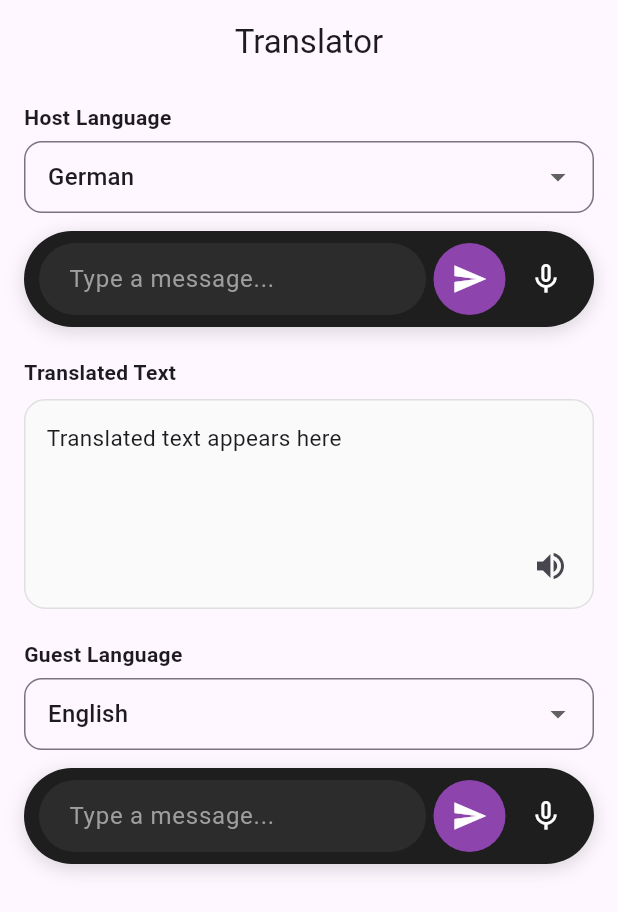
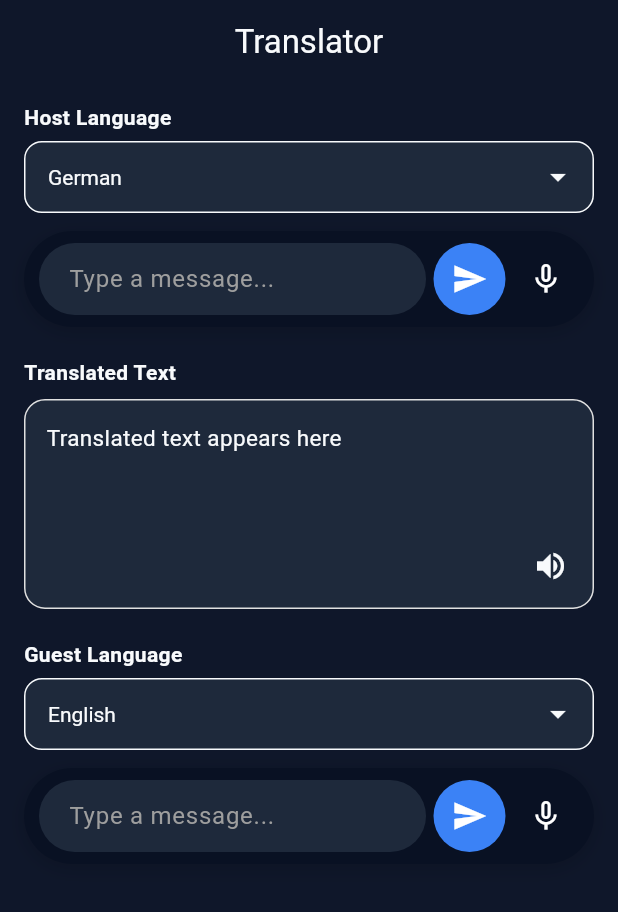
Before and after one commit to yudhisthira123/translation_ollama, a Flutter app: the screen it shows after launch, on a phone screen of 412 x 824 dp. Shown: the top 912 px of the screen. Run offline on Flutter 3.47's test engine with Material 3 defaults, Android fonts, the phone set to English and light mode, and no system bars; our stand-ins replace flutter_tts, speech_to_text; missing offline and left inert: ollama_dart.

Commit message:
UI colors added

```diff
--- /dev/null
+++ b/lib/constants.dart
@@ -0,0 +1,10 @@
+
+import 'dart:ui';
+
+class AppColor {
+  static const Color backgroundColor = Color(0xFF0F172A);
+  static const Color cardColor = Color(0xFF1E293B);
+  static const Color primaryButtonColor = Color(0xFF3B82F6);
+  static const Color accentColor = Color(0xFF60A5FA);
+  static const Color textColor = Color(0xFFF8FAFC);
+}
--- a/lib/screens/translation_screen.dart
+++ b/lib/screens/translation_screen.dart
@@ -1,5 +1,6 @@
 import 'package:flutter/material.dart';
 import 'package:provider/provider.dart';
+import '../constants.dart';
 import '../providers/translation_provider.dart';
 import '../util/widgets/chatInputWidget.dart';
 
@@ -11,10 +12,12 @@ class TranslationScreen extends StatelessWidget {
     return Consumer<TranslationProvider>(
       builder: (context, provider, child) {
         return Scaffold(
+          backgroundColor: Color(0xFF0F172A),
           resizeToAvoidBottomInset: true,
           appBar: AppBar(
-            title: const Text("Translator"),
+            title: Text("Translator",style: TextStyle(color: AppColor.textColor),),
             centerTitle: true,
+            backgroundColor: Color(0xFF0F172A),
           ),
           body: SafeArea(
             child: SingleChildScrollView(
@@ -29,10 +32,25 @@ class TranslationScreen extends StatelessWidget {
 
                   DropdownButtonFormField<String>(
                     value: provider.hostLanguage,
+                    style: TextStyle(
+                      color: AppColor.textColor,
+                    ),
+                    dropdownColor: AppColor.cardColor,
+                    iconEnabledColor: AppColor.textColor,
                     decoration: InputDecoration(
-                      border: OutlineInputBorder(
+                      filled: true,
+                      fillColor: AppColor.cardColor,
+                      enabledBorder: OutlineInputBorder(
+                        borderSide: BorderSide(color: AppColor.textColor),
                         borderRadius: BorderRadius.circular(12),
                       ),
+                      focusedBorder: OutlineInputBorder(
+                        borderSide: BorderSide(color: AppColor.textColor),
+                        borderRadius: BorderRadius.circular(12),
+                      ),
+                      // border: OutlineInputBorder(
+                      //   borderRadius: BorderRadius.circular(12),
+                      // ),
                       contentPadding: const EdgeInsets.symmetric(horizontal: 12),
                     ),
                     items: provider.languages.map((lang) {
@@ -67,7 +85,8 @@ class TranslationScreen extends StatelessWidget {
                     constraints: const BoxConstraints(minHeight: 140),
                     padding: const EdgeInsets.all(14),
                     decoration: BoxDecoration(
-                      color: Colors.grey.shade50,
+                      // color: Colors.grey.shade50,
+                      color: AppColor.cardColor,
                       borderRadius: BorderRadius.circular(14),
                       border: Border.all(color: Colors.grey.shade300),
                     ),
@@ -80,6 +99,7 @@ class TranslationScreen extends StatelessWidget {
                                 ? "Translated text appears here"
                                 : provider.translatedText,
                             style: const TextStyle(
+                              color: AppColor.textColor,
                               fontSize: 15,
                               height: 1.4,
                             ),
@@ -94,6 +114,7 @@ class TranslationScreen extends StatelessWidget {
                               provider.isSpeaking
                                   ? Icons.stop
                                   : Icons.volume_up,
+                              color: AppColor.textColor,
                             ),
                             onPressed: () async {
                               if (provider.isSpeaking) {
@@ -120,10 +141,25 @@ class TranslationScreen extends StatelessWidget {
 
                   DropdownButtonFormField<String>(
                     value: provider.guestLanguage,
+                    style: TextStyle(
+                      color: AppColor.textColor,
+                    ),
+                    dropdownColor: AppColor.cardColor,
+                    iconEnabledColor: AppColor.textColor,
                     decoration: InputDecoration(
-                      border: OutlineInputBorder(
+                      filled: true,
+                      fillColor: AppColor.cardColor,
+                      enabledBorder: OutlineInputBorder(
+                        borderSide: BorderSide(color: AppColor.textColor),
                         borderRadius: BorderRadius.circular(12),
                       ),
+                      focusedBorder: OutlineInputBorder(
+                        borderSide: BorderSide(color: AppColor.textColor),
+                        borderRadius: BorderRadius.circular(12),
+                      ),
+                      // border: OutlineInputBorder(
+                      //   borderRadius: BorderRadius.circular(12),
+                      // ),
                       contentPadding: const EdgeInsets.symmetric(horizontal: 12),
                     ),
                     items: provider.languages.map((lang) {
@@ -161,6 +197,7 @@ class TranslationScreen extends StatelessWidget {
       style: TextStyle(
         fontSize: 14,
         fontWeight: FontWeight.w600,
+        color: AppColor.textColor
       ),
     );
   }
--- a/lib/util/widgets/chatInputWidget.dart
+++ b/lib/util/widgets/chatInputWidget.dart
@@ -1,6 +1,8 @@
 import 'package:flutter/material.dart';
 import 'package:speech_to_text/speech_to_text.dart' as stt;
 import 'package:translation/providers/translation_provider.dart';
+
+import '../../constants.dart';
 
 class ChatInputWidget extends StatefulWidget {
   TranslationProvider translationProvider;
@@ -199,7 +201,8 @@ class _ChatInputWidgetState extends State<ChatInputWidget> with SingleTickerProv
           width: 550,// Given 550 so that it will look good on web also.
           padding: const EdgeInsets.symmetric(horizontal: 10, vertical: 8),
           decoration: BoxDecoration(
-            color: const Color(0xFF1E1E1E),
+            color: const Color(0xFF091123),
+            // color: AppColor.backgroundColor,
             borderRadius: BorderRadius.circular(40),
             boxShadow: [
               BoxShadow(
@@ -220,7 +223,8 @@ class _ChatInputWidgetState extends State<ChatInputWidget> with SingleTickerProv
                     hintText: "Type a message...",
                     hintStyle: const TextStyle(color: Colors.grey),
                     filled: true,
-                    fillColor: const Color(0xFF2C2C2C),
+                    // fillColor: const Color(0xFF2C2C2C),
+                    fillColor: AppColor.cardColor,
                     contentPadding: const EdgeInsets.symmetric(
                       horizontal: 16,
                       vertical: 12,
@@ -259,7 +263,8 @@ class _ChatInputWidgetState extends State<ChatInputWidget> with SingleTickerProv
   Widget _buildSendButton() {
     return Container(
       decoration: BoxDecoration(
-        color: const Color(0xFF8E44AD),
+        // color: const Color(0xFF8E44AD),
+        color: AppColor.primaryButtonColor,
         borderRadius: BorderRadius.circular(50),
       ),
       child: IconButton(
@@ -287,7 +292,7 @@ class _ChatInputWidgetState extends State<ChatInputWidget> with SingleTickerProv
               padding: const EdgeInsets.all(10),
               decoration: BoxDecoration(
                 color: _isListening
-                    ? const Color(0xFF8E44AD)
+                    ? AppColor.primaryButtonColor
                     : Colors.transparent,
                 shape: BoxShape.circle,
               ),
```
